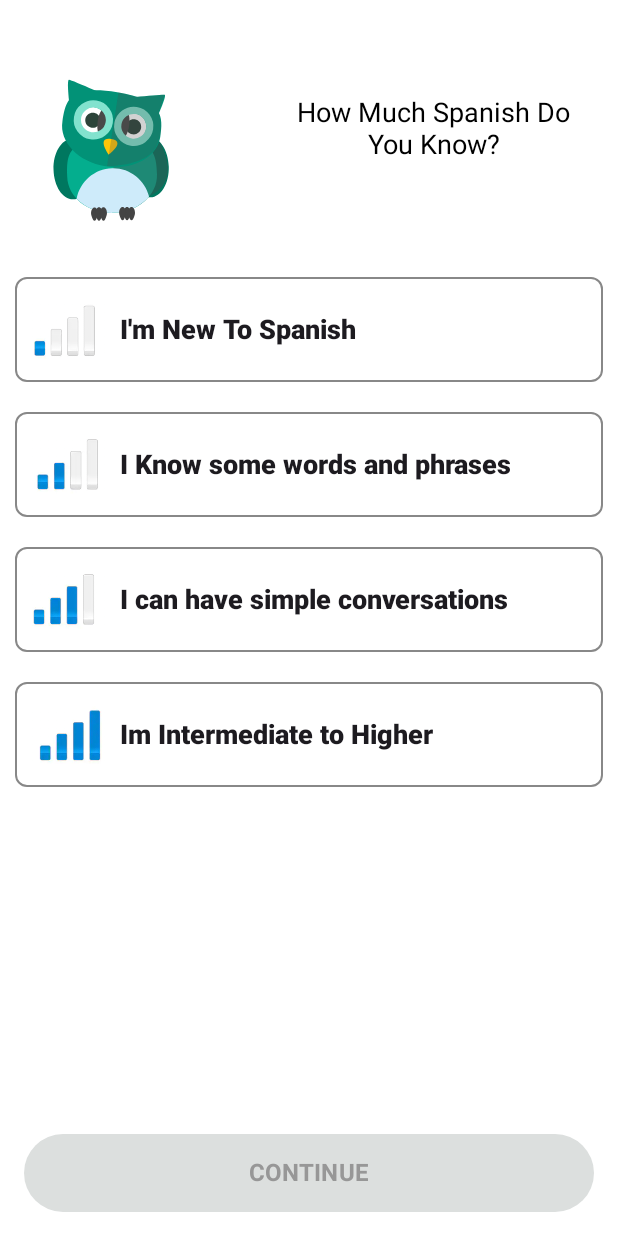
After one commit to myofficework000/LearningApp, an Android app built with Jetpack Compose: the @Preview function KnowledgeScreen, on a phone screen of 412 x 824 dp. The commit adds this screen. Run offline under Robolectric (Android 15) with nearby library versions, the light colour scheme and no system bars; our stand-ins replace constraintlayout-compose.

Commit message:
Knowledge Screen Implemented

```diff
--- /dev/null
+++ b/app/src/main/java/com/example/learningapp/screen/KnowledgeScreen.kt
@@ -0,0 +1,166 @@
+package com.example.learningapp.screen
+
+import androidx.annotation.DrawableRes
+import androidx.compose.foundation.BorderStroke
+import androidx.compose.foundation.Image
+import androidx.compose.foundation.layout.Spacer
+import androidx.compose.foundation.layout.fillMaxSize
+import androidx.compose.foundation.layout.fillMaxWidth
+import androidx.compose.foundation.layout.height
+import androidx.compose.foundation.layout.padding
+import androidx.compose.foundation.layout.size
+import androidx.compose.foundation.layout.width
+import androidx.compose.foundation.shape.RoundedCornerShape
+import androidx.compose.material3.Button
+import androidx.compose.material3.ButtonDefaults
+import androidx.compose.material3.Card
+import androidx.compose.material3.CardDefaults
+import androidx.compose.material3.Text
+import androidx.compose.runtime.Composable
+import androidx.compose.runtime.getValue
+import androidx.compose.ui.Modifier
+import androidx.compose.ui.graphics.Color
+import androidx.compose.ui.layout.ContentScale
+import androidx.compose.ui.res.painterResource
+import androidx.compose.ui.res.stringResource
+import androidx.compose.ui.text.font.FontFamily
+import androidx.compose.ui.text.font.FontWeight
+import androidx.compose.ui.text.style.TextAlign
+import androidx.compose.ui.tooling.preview.Preview
+import androidx.compose.ui.unit.dp
+import androidx.compose.ui.unit.sp
+import androidx.constraintlayout.compose.ConstraintLayout
+import androidx.constraintlayout.compose.Dimension
+import com.airbnb.lottie.compose.LottieAnimation
+import com.airbnb.lottie.compose.LottieCompositionSpec
+import com.airbnb.lottie.compose.rememberLottieComposition
+import com.example.learningapp.R
+import com.example.learningapp.ui.theme.GreyWhite
+import com.example.learningapp.ui.theme.LightGrey
+import com.example.learningapp.ui.theme.SurfaceDark
+import com.example.learningapp.ui.theme.grey
+
+
+@Preview(showBackground = true)
+@Composable
+fun KnowledgeScreen(){
+
+    ConstraintLayout(modifier = Modifier.fillMaxSize()){
+
+        val guideline = createGuidelineFromTop(0.03f)
+
+        val(animationOwl, textSpanish,text1,text2,text3,text4, btnContinue) = createRefs()
+        val rawComposition by rememberLottieComposition(spec = LottieCompositionSpec.RawRes(R.raw.animation_owl))
+        LottieAnimation(
+            composition = rawComposition,
+            contentScale = ContentScale.Fit,
+            iterations = Int.MAX_VALUE,
+            modifier = Modifier
+                .width(width = 150.dp)
+                .height(height = 150.dp)
+                .constrainAs(animationOwl) {
+                    start.linkTo(parent.start)
+                    top.linkTo(guideline)
+                }
+        )
+        Text(text = stringResource(id = R.string.knowledge_screen_title),
+            textAlign = TextAlign.Center,
+            fontSize = 18.sp,
+            fontFamily = FontFamily.SansSerif,
+            modifier = Modifier
+                .padding(top = 16.dp, end = 16.dp, start = 16.dp)
+                .constrainAs(textSpanish) {
+                    start.linkTo(animationOwl.end)
+                    end.linkTo(parent.end)
+                    top.linkTo(animationOwl.top)
+                    width = Dimension.fillToConstraints
+                }
+                .padding(start = 24.dp,top=24.dp,end = 8.dp,))
+
+
+        KnowledgeAboutSpanish(text = stringResource(id = R.string.knowledge_text1), img = R.drawable.strength_one,
+            Modifier.constrainAs(text1){
+                start.linkTo(parent.start)
+                top.linkTo(animationOwl.bottom)
+                end.linkTo(parent.end)
+            })
+        KnowledgeAboutSpanish(text = stringResource(id = R.string.knowledge_text2), img = R.drawable.strength_two,
+            Modifier.constrainAs(text2){
+                start.linkTo(parent.start)
+                top.linkTo(text1.bottom)
+                end.linkTo(parent.end)
+            })
+        KnowledgeAboutSpanish(text = stringResource(id = R.string.knowledge_text3), img = R.drawable.strength_three,
+            Modifier.constrainAs(text3){
+                start.linkTo(parent.start)
+                top.linkTo(text2.bottom)
+                end.linkTo(parent.end)
+            })
+        KnowledgeAboutSpanish(text = stringResource(id = R.string.knowledge_text4), img = R.drawable.strength_four,
+            Modifier.constrainAs(text4){
+                start.linkTo(parent.start)
+                top.linkTo(text3.bottom)
+                end.linkTo(parent.end)
+            })
+
+        Button(onClick = { /*TODO*/ },
+            colors = ButtonDefaults.buttonColors(GreyWhite),
+            modifier = Modifier
+                .fillMaxWidth()
+                .constrainAs(btnContinue) {
+                    start.linkTo(parent.start)
+                    end.linkTo(parent.end)
+                    bottom.linkTo(parent.bottom)
+                }
+                .padding(horizontal = 16.dp, vertical = 16.dp)) {
+            Text(text = stringResource(id = R.string.Button_Continue_Caps),
+                color = LightGrey,
+                fontWeight = FontWeight.Bold ,
+                fontSize = 16.sp,
+                modifier = Modifier.padding(vertical = 8.dp))
+        }
+
+    }
+
+
+
+}
+
+@Composable
+fun KnowledgeAboutSpanish(text : String, @DrawableRes img:Int, modifier: Modifier = Modifier){
+    Card(
+        modifier = modifier
+            .padding(10.dp)
+            .fillMaxWidth(),
+        shape = RoundedCornerShape(8.dp),
+        border = BorderStroke(1.dp, Color.Gray),
+        colors = CardDefaults.cardColors(containerColor = Color.White)
+    ) {
+        ConstraintLayout(
+            Modifier
+                .padding(10.dp)
+                .fillMaxWidth()) {
+            val (strengths,knowledgeAboutSpanish) = createRefs()
+            Image(painter = painterResource(id = img),
+                contentDescription = "hearFrom Img ",
+                modifier = Modifier
+                    .height(50.dp)
+                    .width(50.dp)
+                    .constrainAs(strengths) { start.linkTo(parent.start) })
+
+            Spacer(modifier = Modifier.size(10.dp))
+
+            Text(text = text,
+                fontSize = 18.sp,
+                fontWeight = FontWeight.ExtraBold,
+                modifier = Modifier
+                    .padding(10.dp)
+                    .constrainAs(knowledgeAboutSpanish) {
+                        top.linkTo(parent.top)
+                        start.linkTo(strengths.end)
+                        bottom.linkTo(parent.bottom)
+                    })
+        }
+    }
+
+}
--- a/app/src/main/java/com/example/learningapp/ui/theme/Color.kt
+++ b/app/src/main/java/com/example/learningapp/ui/theme/Color.kt
@@ -19,6 +19,8 @@ val Purple40 = Color(0xFF6650a4)
 val PurpleGrey40 = Color(0xFF625b71)
 val Pink40 = Color(0xFF7D5260)
 val grey = Color(0xFF5A6361)
+val LightGrey = Color(0xFF979797)
+val GreyWhite = Color(0xFFDCDFDE)
 
 // light mode colors
 val BackgroundCreamWhite = Color(0xFFFFFFF0)
--- a/app/src/main/res/values/strings.xml
+++ b/app/src/main/res/values/strings.xml
@@ -4,4 +4,10 @@
     <string name="hearing_from">How did you hear about our Learning App?</string>
     <string name="intro_text">The free, fun and effective way to learn a language!</string>
     <string name="intro_title">duolingo</string>
+    <string name="knowledge_screen_title">How Much Spanish Do You Know?</string>
+    <string name="knowledge_text1">I\'m New To Spanish</string>
+    <string name="knowledge_text2">I Know some words and phrases</string>
+    <string name="knowledge_text3">I can have simple conversations</string>
+    <string name="knowledge_text4">Im Intermediate to Higher</string>
+    <string name="Button_Continue_Caps">CONTINUE</string>
 </resources>
```
Also changed, not shown: app/src/main/res/drawable/strength_four.png (added), app/src/main/res/drawable/strength_one.png (added), app/src/main/res/drawable/strength_three.png (added), app/src/main/res/drawable/strength_two.png (added).
